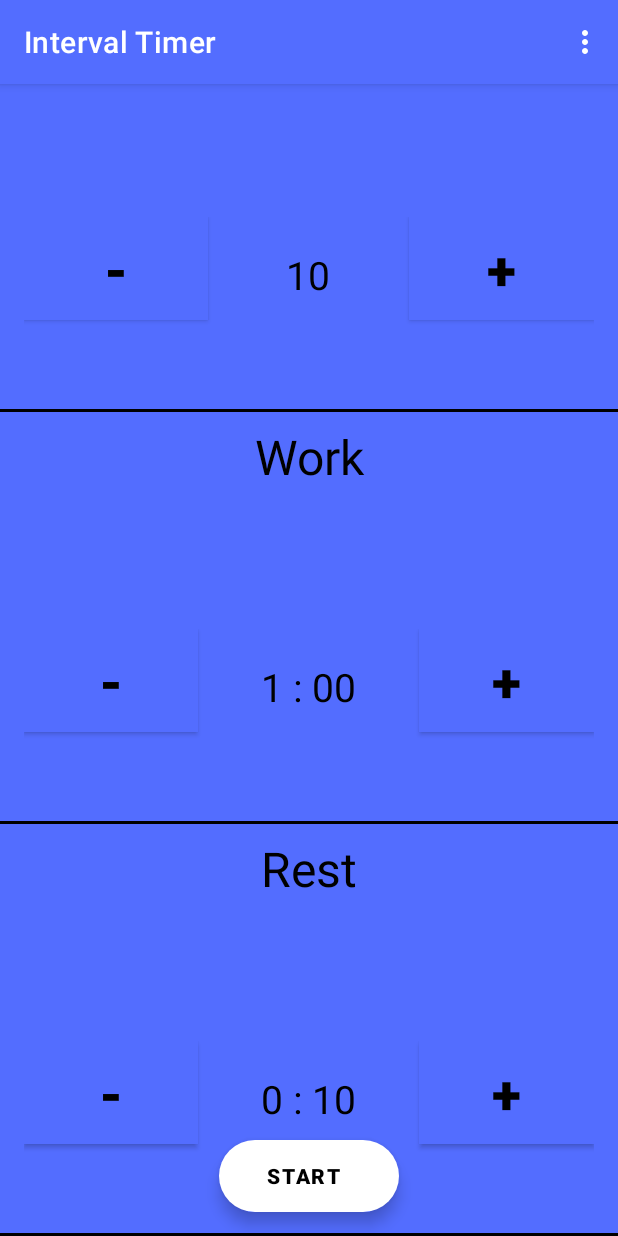
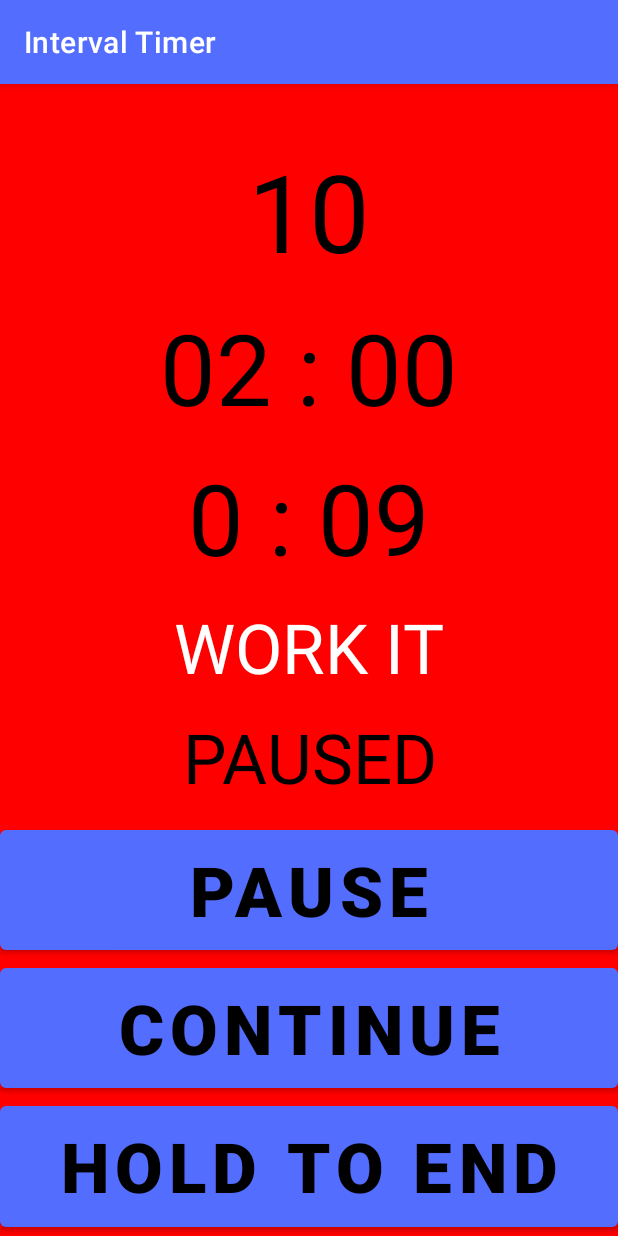
Before and after one commit to dnagelCS/Workout_Timer, an Android app: the screen it shows after launch (MainActivity before the commit, TimerActivity after it), after a tap on "START", on a phone screen of 412 x 824 dp. Run offline under Robolectric (Android 15) with nearby library versions, the phone set to English and light mode, and no system bars; 1 statement that could not run was skipped.

Commit message:
added activities folder for Activity Java filles. Added TimerActivity. Add TextVeiw parameters to timers in order for Timer to update TextView text.

```diff
--- a/app/src/main/AndroidManifest.xml
+++ b/app/src/main/AndroidManifest.xml
@@ -9,8 +9,9 @@
         android:roundIcon="@mipmap/ic_launcher_round"
         android:supportsRtl="true"
         android:theme="@style/Theme.Workout_Timer">
+        <activity android:name=".activities.TimerActivity"></activity>
         <activity
-            android:name=".MainActivity"
+            android:name=".activities.MainActivity"
             android:label="@string/app_name"
             android:theme="@style/Theme.Workout_Timer.NoActionBar">
             <intent-filter>
--- a/app/src/main/java/com/example/workout_timer/MainActivity.java
+++ b/app/src/main/java/com/example/workout_timer/activities/MainActivity.java
@@ -1,18 +1,16 @@
-package com.example.workout_timer;
+package com.example.workout_timer.activities;
 
 import android.annotation.SuppressLint;
+import android.content.Intent;
 import android.os.Bundle;
 
-import com.example.workout_timer.models.RestTimer;
-import com.example.workout_timer.models.WorkTimer;
+import com.example.workout_timer.R;
 
-import static com.example.workout_timer.models.WorkTimer.COUNTDOWN_TIMER_INTERVAL_MILS;
 import static com.example.workout_timer.models.WorkTimer.DEFAULT_WORK_MILS;
 import static com.example.workout_timer.models.RestTimer.DEFAULT_REST_MILS;
 import static java.lang.String.format;
 
 import com.google.android.material.floatingactionbutton.ExtendedFloatingActionButton;
-import com.google.android.material.floatingactionbutton.FloatingActionButton;
 
 import androidx.appcompat.app.AppCompatActivity;
 import androidx.appcompat.widget.Toolbar;
@@ -25,8 +23,6 @@ import android.widget.TextView;
 
 public class MainActivity extends AppCompatActivity {
     public static final int DEFAULT_ROUNDS = 10;
-    private RestTimer mRestTimer;
-    private WorkTimer mWorkTimer;
     private long workTime;
     private long restTime;
     private TextView mTv_setWork;
@@ -100,9 +96,12 @@ public class MainActivity extends AppCompatActivity {
     private void setUpFAB() {
         ExtendedFloatingActionButton fab = findViewById(R.id.startButton);
         fab.setOnClickListener(view -> {
-            mWorkTimer = new WorkTimer(workTime, COUNTDOWN_TIMER_INTERVAL_MILS);
-            mRestTimer = new RestTimer(restTime, COUNTDOWN_TIMER_INTERVAL_MILS);
             //go to the TimerActivity now
+            Intent intent = new Intent(getApplicationContext(), TimerActivity.class);
+            intent.putExtra("ROUNDS", rounds);
+            intent.putExtra("REST_TIME", restTime);
+            intent.putExtra("WORK_TIME", workTime);
+            startActivity(intent);
         });
     }
 
--- /dev/null
+++ b/app/src/main/java/com/example/workout_timer/activities/TimerActivity.java
@@ -0,0 +1,60 @@
+package com.example.workout_timer.activities;
+
+import androidx.appcompat.app.AppCompatActivity;
+
+import android.content.Intent;
+import android.os.Bundle;
+import android.view.View;
+import android.widget.TextView;
+
+import com.example.workout_timer.R;
+import com.example.workout_timer.models.RestTimer;
+import com.example.workout_timer.models.WorkTimer;
+
+public class TimerActivity extends AppCompatActivity {
+    private RestTimer mRestTimer;
+    private WorkTimer mWorkTimer;
+    private long workTime;
+    private long restTime;
+    private int rounds;
+    private TextView mTv_work;
+    private TextView mTv_rest;
+    private  TextView mTv_rounds;
+
+    @Override
+    protected void onCreate(Bundle savedInstanceState) {
+        super.onCreate(savedInstanceState);
+        setContentView(R.layout.activity_timer);
+        mTv_work = findViewById(R.id.trainingWorkQuantity);
+        mTv_rest = findViewById(R.id.trainingRestQuantity);
+        mTv_rounds = findViewById(R.id.setsQuantity);
+        getIncomingData();
+        playTimers();
+
+    }
+
+    public void continueTimer(View view) {
+    }
+
+    public void pauseTimer(View view) {
+    }
+
+    private void getIncomingData() {
+        Intent intent = getIntent();
+        restTime = intent.getLongExtra("REST_TIME", 10_000);
+        workTime = intent.getLongExtra("WORK_TIME", 60_000);
+        rounds = intent.getIntExtra("ROUNDS", 10);
+    }
+
+    private void playTimers() {
+        mWorkTimer = new WorkTimer(workTime, mTv_work);
+        mRestTimer = new RestTimer(restTime, mTv_rest);
+
+        while (rounds > 0) {
+            mTv_rounds.setText(rounds);
+            mWorkTimer.start();
+            mRestTimer.start();
+            rounds--;
+        }
+    }
+}
--- a/app/src/main/java/com/example/workout_timer/models/RestTimer.java
+++ b/app/src/main/java/com/example/workout_timer/models/RestTimer.java
@@ -1,9 +1,15 @@
 package com.example.workout_timer.models;
 
+import android.annotation.SuppressLint;
 import android.os.CountDownTimer;
+import android.widget.TextView;
+
+import static com.example.workout_timer.models.WorkTimer.COUNTDOWN_TIMER_INTERVAL_MILS;
+import static java.lang.String.format;
 
 public class RestTimer extends CountDownTimer {
     public static final long DEFAULT_REST_MILS = 10000;
+    private TextView mTv_rest;
     /**
      * @param millisInFuture    The number of millis in the future from the call
      *                          to {@link #start()} until the countdown is done and {@link #onFinish()}
@@ -15,6 +21,11 @@ public class RestTimer extends CountDownTimer {
         super(millisInFuture, countDownInterval);
     }
 
+    public RestTimer(long restTime, TextView tV_rest) {
+        super(restTime, COUNTDOWN_TIMER_INTERVAL_MILS);
+        mTv_rest = tV_rest;
+    }
+
     /**
      * Callback fired on regular interval.
      *
@@ -22,7 +33,7 @@ public class RestTimer extends CountDownTimer {
      */
     @Override
     public void onTick(long millisUntilFinished) {
-
+        displayRestTimerQuantity(millisUntilFinished);
     }
 
     /**
@@ -32,4 +43,17 @@ public class RestTimer extends CountDownTimer {
     public void onFinish() {
 
     }
+
+    @SuppressLint("DefaultLocale")
+    private void displayRestTimerQuantity(long millisUntilFinished) {
+        int seconds = (int) millisUntilFinished / 1000;
+        int displayMinutes = seconds / 60;
+        int displaySeconds = seconds % 60;
+
+        if (displaySeconds < 10) {
+            mTv_rest.setText(format("%d : 0%d", displayMinutes, displaySeconds));
+        } else {
+            mTv_rest.setText(format("%d : %d", displayMinutes, displaySeconds));
+        }
+    }
 }
--- a/app/src/main/java/com/example/workout_timer/models/WorkTimer.java
+++ b/app/src/main/java/com/example/workout_timer/models/WorkTimer.java
@@ -1,12 +1,14 @@
 package com.example.workout_timer.models;
 
 import android.os.CountDownTimer;
+import android.widget.TextView;
+
+import static java.lang.String.format;
 
 public class WorkTimer extends CountDownTimer {
     public final static long DEFAULT_WORK_MILS = 60000;
     public final static long COUNTDOWN_TIMER_INTERVAL_MILS = 1000;
-    private long minutesLeft;
-    private long secondsLeft;
+    public TextView mTv_work;
 
     /**
      * @param millisInFuture    The number of millis in the future from the call
@@ -19,16 +21,38 @@ public class WorkTimer extends CountDownTimer {
         super(millisInFuture, countDownInterval);
     }
 
+    public WorkTimer(long millisInFuture, TextView tV_work) {
+        super(millisInFuture, COUNTDOWN_TIMER_INTERVAL_MILS);
+        mTv_work = tV_work;
+    }
+
     /**
-     * @param millisUntilFinished
+     * Callback fired on regular interval.
+     *
+     * @param millisUntilFinished The amount of time until finished.
      */
     @Override
     public void onTick(long millisUntilFinished) {
 
     }
 
+    /**
+     * Callback fired when the time is up.
+     */
     @Override
     public void onFinish() {
 
     }
+
+    private void displayRestTimerQuantity(long millisUntilFinished) {
+        int seconds = (int) millisUntilFinished / 1000;
+        int displayMinutes = seconds / 60;
+        int displaySeconds = seconds % 60;
+
+        if (displaySeconds < 10) {
+            mTv_work.setText(format("%d : 0%d", displayMinutes, displaySeconds));
+        } else {
+            mTv_work.setText(format("%d : %d", displayMinutes, displaySeconds));
+        }
+    }
 }
--- a/app/src/main/res/layout/activity_main.xml
+++ b/app/src/main/res/layout/activity_main.xml
@@ -4,7 +4,7 @@
     xmlns:tools="http://schemas.android.com/tools"
     android:layout_width="match_parent"
     android:layout_height="match_parent"
-    tools:context=".MainActivity">
+    tools:context=".activities.MainActivity">
 
     <include layout="@layout/main_include_toolbar" />
     <include layout="@layout/content_main" />
--- a/app/src/main/res/layout/activity_timer.xml
+++ b/app/src/main/res/layout/activity_timer.xml
@@ -1,11 +1,11 @@
 <?xml version="1.0" encoding="utf-8"?>
-<androidx.constraintlayout.widget.ConstraintLayout
-    xmlns:android="http://schemas.android.com/apk/res/android"
+<androidx.constraintlayout.widget.ConstraintLayout xmlns:android="http://schemas.android.com/apk/res/android"
+    xmlns:tools="http://schemas.android.com/tools"
     android:id="@+id/timerActivity"
     android:layout_width="match_parent"
     android:layout_height="match_parent"
+    tools:context=".activities.TimerActivity"
     android:background="@color/workColor">
-
 
     <ScrollView
         android:layout_width="match_parent"
--- a/app/src/main/res/layout/content_main.xml
+++ b/app/src/main/res/layout/content_main.xml
@@ -6,7 +6,7 @@
     android:layout_width="match_parent"
     android:layout_height="match_parent"
     android:background="@color/primaryColor"
-    tools:context=".MainActivity">
+    tools:context=".activities.MainActivity">
 
     <ScrollView
         android:layout_width="match_parent"
--- a/app/src/main/res/menu/menu_main.xml
+++ b/app/src/main/res/menu/menu_main.xml
@@ -1,7 +1,7 @@
 <menu xmlns:android="http://schemas.android.com/apk/res/android"
     xmlns:app="http://schemas.android.com/apk/res-auto"
     xmlns:tools="http://schemas.android.com/tools"
-    tools:context="com.example.workout_timer.MainActivity">
+    tools:context="com.example.workout_timer.activities.MainActivity">
     <item
         android:id="@+id/action_settings"
         android:orderInCategory="100"
```
